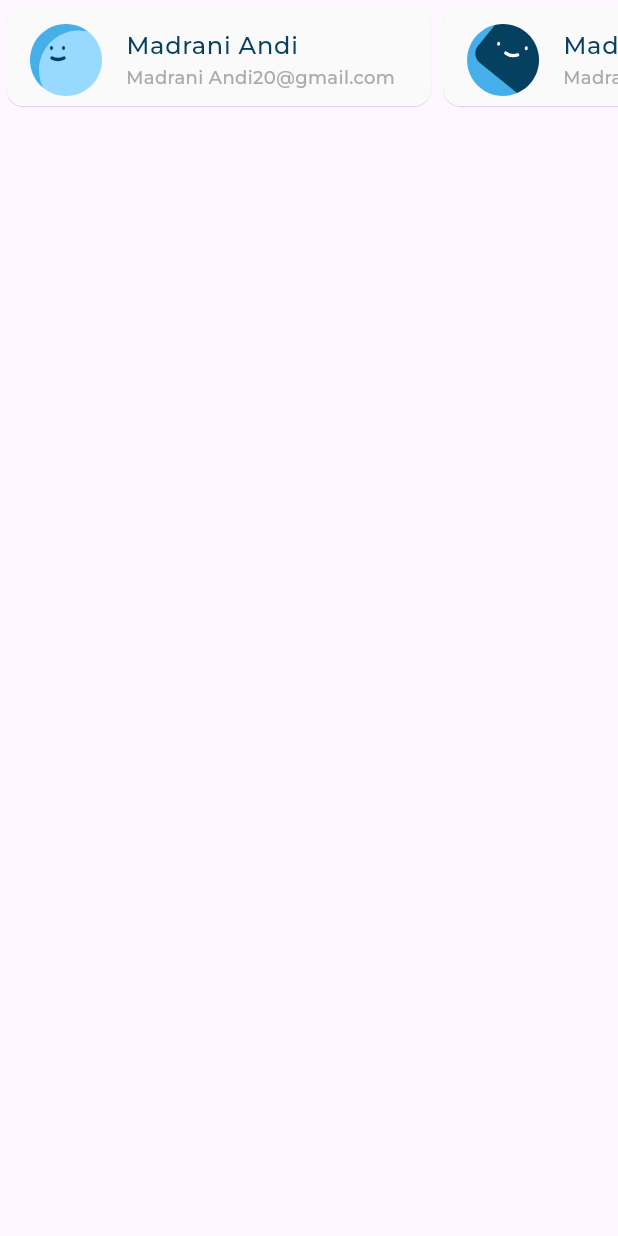
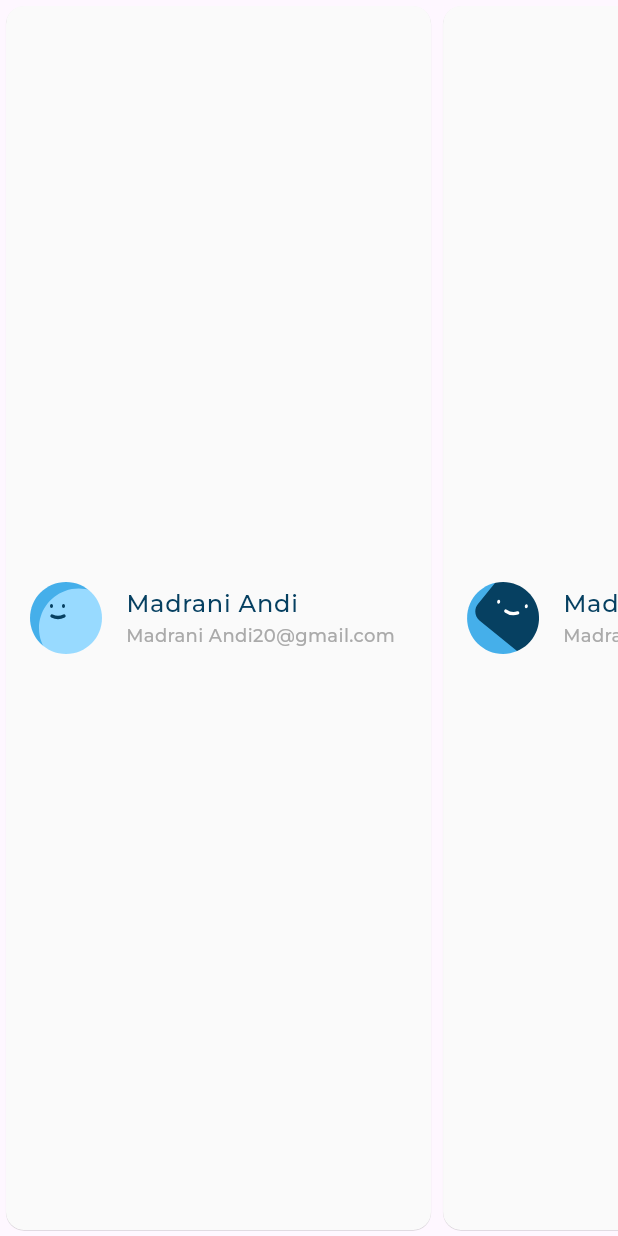
Before and after one commit to MoHaMeD-Sa3eD/responsive_dashboard, a Flutter app: the LatestTransactionListView widget shown alone on an empty page, opened directly, on a phone screen of 412 x 824 dp. Run offline on Flutter 3.47's test engine with Material 3 defaults, Android fonts, the phone set to English and light mode, and no system bars; our stand-ins replace flutter_svg; project files that could hold a hidden picture were left out.

Commit message:
fixed Refactored LastTransactionListView Responsiveness.

```diff
--- a/lib/ui_part/customWidgets/QuickInvoice/LatestTransactionSection/LatestTransaction.dart
+++ b/lib/ui_part/customWidgets/QuickInvoice/LatestTransactionSection/LatestTransaction.dart
@@ -1,5 +1,5 @@
 import 'package:flutter/material.dart';
-import 'package:responsive_dashboard_flutter/ui_part/customWidgets/QuickInvoice/LatestTransactionSection/LatestTransactionListView.dart';
+import 'package:responsive_dashboard_flutter/ui_part/customWidgets/QuickInvoice/LatestTransactionSection/LatestTransactionRow.dart';
 
 import '../../../utils/app_styles.dart';
 
--- a/lib/ui_part/customWidgets/QuickInvoice/LatestTransactionSection/LatestTransactionListView.dart
+++ b/lib/ui_part/customWidgets/QuickInvoice/LatestTransactionSection/LatestTransactionRow.dart
@@ -31,15 +31,15 @@ class LatestTransactionListView extends StatelessWidget {
 
   @override
   Widget build(BuildContext context) {
-    return SizedBox(
-      height:75,
-      child: ListView.builder(
-          scrollDirection: Axis.horizontal,
-          itemCount: items.length,
-          itemBuilder: (context, index) {
-            return IntrinsicWidth(
-                child: UserInfoListTile(userInfoListTileModel: items[index]));
-          }),
+
+    return SingleChildScrollView(
+      scrollDirection: Axis.horizontal,
+      child: Row(children: [
+        ...items.asMap().entries.map((e) {
+          return IntrinsicWidth(child: UserInfoListTile(userInfoListTileModel: e.value));
+        })
+      ],),
     );
+
   }
 }
```
